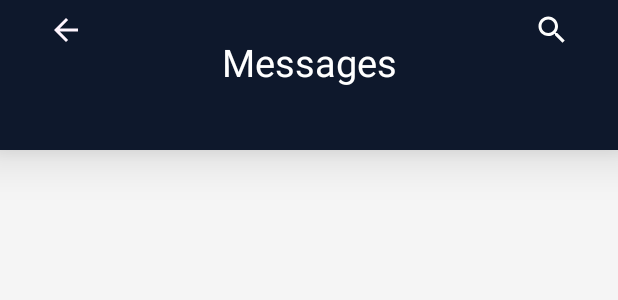
After one commit to EthanJ2000/heycontract, an Android app: the layout activity_messages.xml on its own in the app's theme, with its tools: preview values and no code run, on a phone screen of 412 x 824 dp. The commit adds this screen. Shown: the top 300 px of the screen. Run offline under Robolectric (Android 15) with nearby library versions, the phone set to English and light mode, and no system bars.

Commit message:
Initial Commit

```diff
--- a/app/src/main/AndroidManifest.xml
+++ b/app/src/main/AndroidManifest.xml
@@ -13,8 +13,10 @@
         android:roundIcon="@mipmap/ic_launcher_round"
         android:supportsRtl="true"
         android:theme="@style/AppTheme">
-        <activity android:name=".Dashboard"
-            android:windowSoftInputMode="adjustPan"/>
+        <activity android:name=".Messages"></activity>
+        <activity
+            android:name=".Dashboard"
+            android:windowSoftInputMode="adjustPan" />
         <activity android:name=".SignUp" />
         <activity android:name=".SignUpAs" />
         <activity android:name=".MainActivity">
--- /dev/null
+++ b/app/src/main/res/drawable/ic_arrow_back_black_24dp.xml
@@ -0,0 +1,5 @@
+<vector android:height="24dp" android:tint="#FFF5FF"
+    android:viewportHeight="24.0" android:viewportWidth="24.0"
+    android:width="24dp" xmlns:android="http://schemas.android.com/apk/res/android">
+    <path android:fillColor="#FF000000" android:pathData="M20,11H7.83l5.59,-5.59L12,4l-8,8 8,8 1.41,-1.41L7.83,13H20v-2z"/>
+</vector>
--- /dev/null
+++ b/app/src/main/res/drawable/ic_search_black_24dp.xml
@@ -0,0 +1,5 @@
+<vector android:height="24dp" android:tint="#FFFFFF"
+    android:viewportHeight="24.0" android:viewportWidth="24.0"
+    android:width="24dp" xmlns:android="http://schemas.android.com/apk/res/android">
+    <path android:fillColor="#FF000000" android:pathData="M15.5,14h-0.79l-0.28,-0.27C15.41,12.59 16,11.11 16,9.5 16,5.91 13.09,3 9.5,3S3,5.91 3,9.5 5.91,16 9.5,16c1.61,0 3.09,-0.59 4.23,-1.57l0.27,0.28v0.79l5,4.99L20.49,19l-4.99,-5zM9.5,14C7.01,14 5,11.99 5,9.5S7.01,5 9.5,5 14,7.01 14,9.5 11.99,14 9.5,14z"/>
+</vector>
--- /dev/null
+++ b/app/src/main/res/layout/activity_messages.xml
@@ -0,0 +1,41 @@
+<?xml version="1.0" encoding="utf-8"?>
+<androidx.constraintlayout.widget.ConstraintLayout xmlns:android="http://schemas.android.com/apk/res/android"
+    xmlns:app="http://schemas.android.com/apk/res-auto"
+    xmlns:tools="http://schemas.android.com/tools"
+    android:layout_width="match_parent"
+    android:layout_height="match_parent"
+    tools:context=".MainActivity"
+    android:background="#F5F5F5">
+
+    <include
+        android:id="@+id/include"
+        layout="@layout/toolbar" />
+
+    <com.google.android.material.tabs.TabLayout
+        android:id="@+id/tabs"
+        android:layout_width="match_parent"
+        android:layout_height="wrap_content"
+        android:layout_marginTop="32dp"
+        android:elevation="20dp"
+        app:layout_constraintBottom_toBottomOf="@+id/include"
+        app:layout_constraintEnd_toEndOf="parent"
+        app:layout_constraintHorizontal_bias="0.0"
+        app:layout_constraintStart_toStartOf="parent"
+        app:layout_constraintTop_toTopOf="@+id/viewPager"
+        app:layout_constraintVertical_bias="1.0"
+        app:tabGravity="fill"
+        app:tabIndicatorColor="#ffff"
+        app:tabMode="fixed"
+        app:tabSelectedTextColor="#ffff"
+        app:tabTextColor="#ffff">
+
+    </com.google.android.material.tabs.TabLayout>
+
+    <androidx.viewpager.widget.ViewPager
+        android:id="@+id/viewPager"
+        android:layout_width="match_parent"
+        android:layout_height="match_parent"
+        android:layout_marginTop="60dp"
+        app:layout_constraintTop_toBottomOf="@+id/include"></androidx.viewpager.widget.ViewPager>
+
+</androidx.constraintlayout.widget.ConstraintLayout>
--- /dev/null
+++ b/app/src/main/res/layout/toolbar.xml
@@ -0,0 +1,56 @@
+<?xml version="1.0" encoding="utf-8"?>
+<androidx.appcompat.widget.Toolbar xmlns:android="http://schemas.android.com/apk/res/android"
+    xmlns:tools="http://schemas.android.com/tools"
+    xmlns:app="http://schemas.android.com/apk/res-auto"
+    style="@style/Widget.AppCompat.Toolbar"
+    app:contentInsetLeft="0dp"
+    app:contentInsetStart="0dp"
+    android:layout_width="match_parent"
+    android:layout_height="100dp"
+    android:background="#0E182C"
+    android:id="@+id/toolbar"
+    android:elevation="20dp"
+    android:theme="@style/ThemeOverlay.AppCompat.Dark.ActionBar">
+
+<androidx.constraintlayout.widget.ConstraintLayout
+    android:layout_width="match_parent"
+    android:layout_height="match_parent">
+
+    <ImageButton
+        android:id="@+id/btnBack_Messages"
+        android:layout_width="wrap_content"
+        android:layout_height="wrap_content"
+        android:layout_marginStart="32dp"
+        android:layout_marginTop="8dp"
+        android:background="@drawable/ic_arrow_back_black_24dp"
+        app:layout_constraintStart_toStartOf="parent"
+        app:layout_constraintTop_toTopOf="parent" />
+
+    <TextView
+        android:layout_width="wrap_content"
+        android:layout_height="wrap_content"
+        android:layout_marginStart="8dp"
+        android:layout_marginTop="24dp"
+        android:layout_marginEnd="8dp"
+        android:layout_marginBottom="16dp"
+        android:text="Messages"
+        android:textColor="#ffff"
+        android:textSize="25sp"
+        app:layout_constraintBottom_toBottomOf="@+id/imageView"
+        app:layout_constraintEnd_toEndOf="parent"
+        app:layout_constraintStart_toStartOf="parent"
+        app:layout_constraintTop_toTopOf="parent" />
+
+    <ImageButton
+        android:id="@+id/btnSearch_Messages"
+        android:layout_width="wrap_content"
+        android:layout_height="wrap_content"
+        android:layout_marginTop="8dp"
+        android:layout_marginEnd="32dp"
+        android:background="@drawable/ic_search_black_24dp"
+        app:layout_constraintEnd_toEndOf="parent"
+        app:layout_constraintTop_toTopOf="parent" />
+
+</androidx.constraintlayout.widget.ConstraintLayout>
+
+</androidx.appcompat.widget.Toolbar>
--- a/app/src/main/res/values/strings.xml
+++ b/app/src/main/res/values/strings.xml
@@ -67,8 +67,7 @@
     <string name="Property">Property</string>
     <string name="Status">Status</string>
 
-
-
+    <string name="hello_blank_fragment">Hello blank fragment</string>
 
 
 </resources>
```
Also changed, not shown: app/src/main/java/com/example/heycontract/Dashboard.java (+10 -0 lines), app/src/main/java/com/example/heycontract/Fragments/MessageFragmentOne.java (added, +31 -0 lines), app/src/main/java/com/example/heycontract/Fragments/MessageFragmentTwo.java (added, +30 -0 lines), app/src/main/java/com/example/heycontract/Messages.java (added, +51 -0 lines), app/src/main/java/com/example/heycontract/ViewPagerAdapter.java (added, +53 -0 lines), app/src/main/res/layout/fragment_message_fragment_one.xml (added, +22 -0 lines), app/src/main/res/layout/fragment_message_fragment_two.xml (added, +22 -0 lines).
